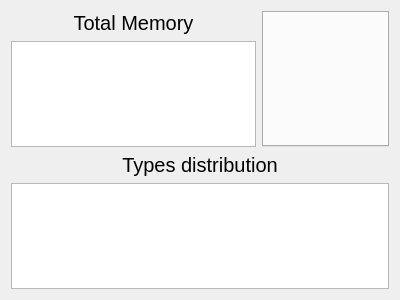
First picture: the form in ui/statisticswidget.ui, repository YmiR1710/BachelorWork, before the edit.
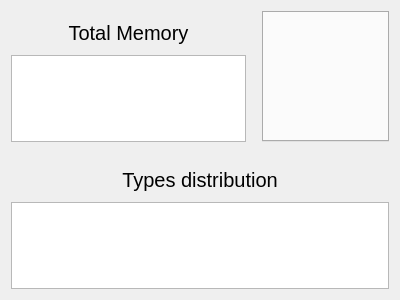
Second picture: the form after the edit. Custom widgets are drawn as their Qt base class.

The edit to the form file:
```diff
--- a/ui/statisticswidget.ui
+++ b/ui/statisticswidget.ui
@@ -16,14 +16,20 @@
   <layout class="QGridLayout" name="gridLayout">
    <item row="0" column="0">
     <layout class="QVBoxLayout" name="verticalLayout">
+     <property name="spacing">
+      <number>16</number>
+     </property>
      <item>
       <layout class="QHBoxLayout" name="horizontalLayout">
        <item>
         <layout class="QVBoxLayout" name="verticalLayout_2">
+         <property name="spacing">
+          <number>0</number>
+         </property>
          <item>
           <widget class="QLabel" name="label">
            <property name="styleSheet">
-            <string notr="true">font-size: 15pt;</string>
+            <string notr="true">font-size: 15pt; padding: 10px;</string>
            </property>
            <property name="text">
             <string>Total Memory</string>
@@ -64,9 +70,14 @@
       </layout>
      </item>
      <item>
+      <layout class="QVBoxLayout" name="verticalLayout_3">
+       <property name="spacing">
+        <number>0</number>
+       </property>
+       <item>
       <widget class="QLabel" name="typesDistributionLabel">
        <property name="styleSheet">
-        <string notr="true">font-size: 15pt;</string>
+          <string notr="true">font-size: 15pt; padding: 10px;</string>
        </property>
        <property name="text">
         <string>Types distribution</string>
@@ -77,7 +88,13 @@
       </widget>
      </item>
      <item>
-      <widget class="QChartView" name="typesDistribution"/>
+        <widget class="QChartView" name="typesDistribution">
+         <property name="styleSheet">
+          <string notr="true"/>
+         </property>
+        </widget>
+       </item>
+      </layout>
      </item>
     </layout>
    </item>
```
Lines whose indentation alone changed are shown as unchanged.
